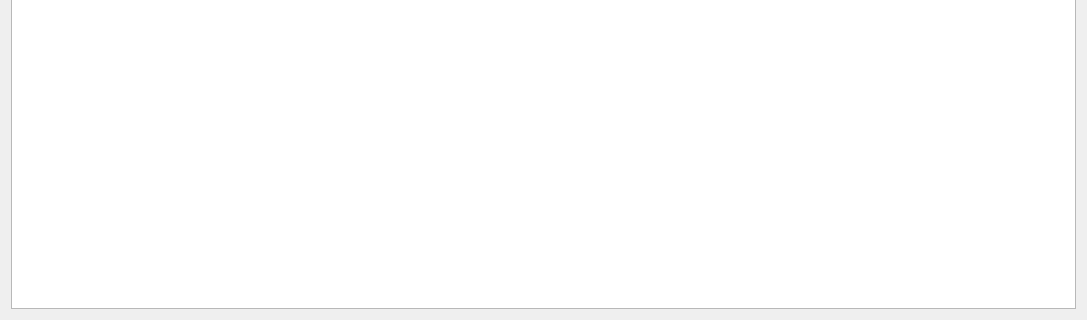
Old version of the form gui/DialogTraining.ui in the repository Peto-RS/DP_CNN; both pictures show x 0 to 1087 and y 271 to 591 of the 1087 by 591 pixel window.
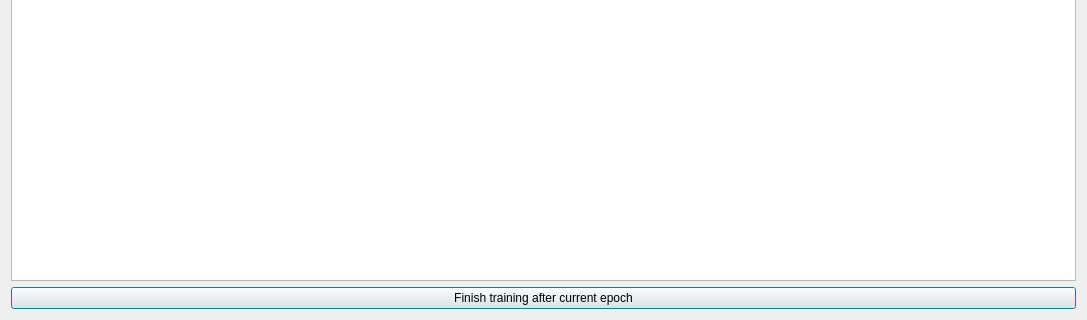
New version of the form.

The edit to the form file:
```diff
--- a/gui/DialogTraining.ui
+++ b/gui/DialogTraining.ui
@@ -95,6 +95,13 @@
    <item>
     <widget class="QTextBrowser" name="textBrowser_training"/>
    </item>
+   <item>
+    <widget class="QPushButton" name="pushButton_premature_training_end_triggered">
+     <property name="text">
+      <string>Finish training after current epoch</string>
+     </property>
+    </widget>
+   </item>
   </layout>
  </widget>
  <resources/>
```
